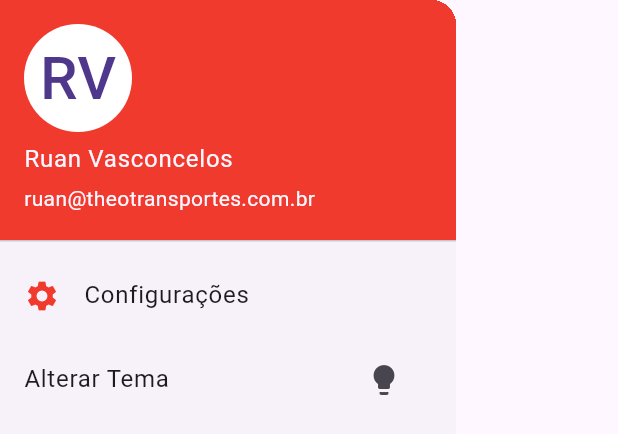
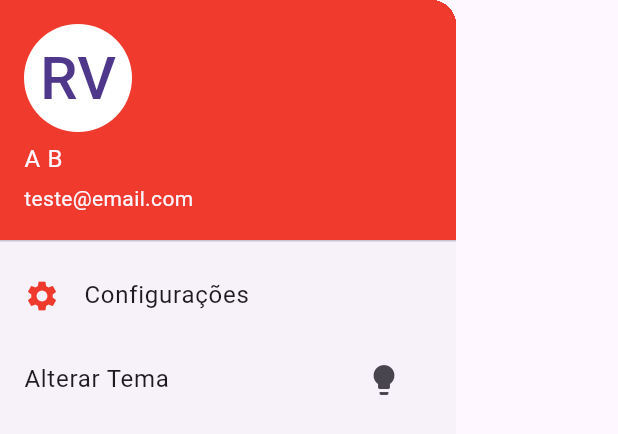
Before and after one commit to Duppps/appform, a Flutter app: what getHomeDrawer() shows on an empty page, opened directly, on a phone screen of 412 x 824 dp. Shown: the top 434 px of the screen. Run offline on Flutter 3.47's test engine with Material 3 defaults, Android fonts, the phone set to English and light mode, and no system bars; our stand-ins replace flutter_breadcrumb, image_picker, permission_handler, sqflite; accounts and stored records are empty.

Commit message:
Update drawer_home.dart

```diff
--- a/lib/Pages/home/drawer_home.dart
+++ b/lib/Pages/home/drawer_home.dart
@@ -9,8 +9,8 @@ Drawer getHomeDrawer(BuildContext context) {
       decoration: BoxDecoration(
         color: Color(0xfff03a2e),
       ),
-      accountName: Text("Ruan Vasconcelos"),
-      accountEmail: Text("ruan@theotransportes.com.br"),
+      accountName: Text("A B"),
+      accountEmail: Text("teste@email.com"),
       currentAccountPicture: CircleAvatar(
           backgroundColor: Colors.white,
           child: Text("RV", style: TextStyle(fontSize: 40))),
```
